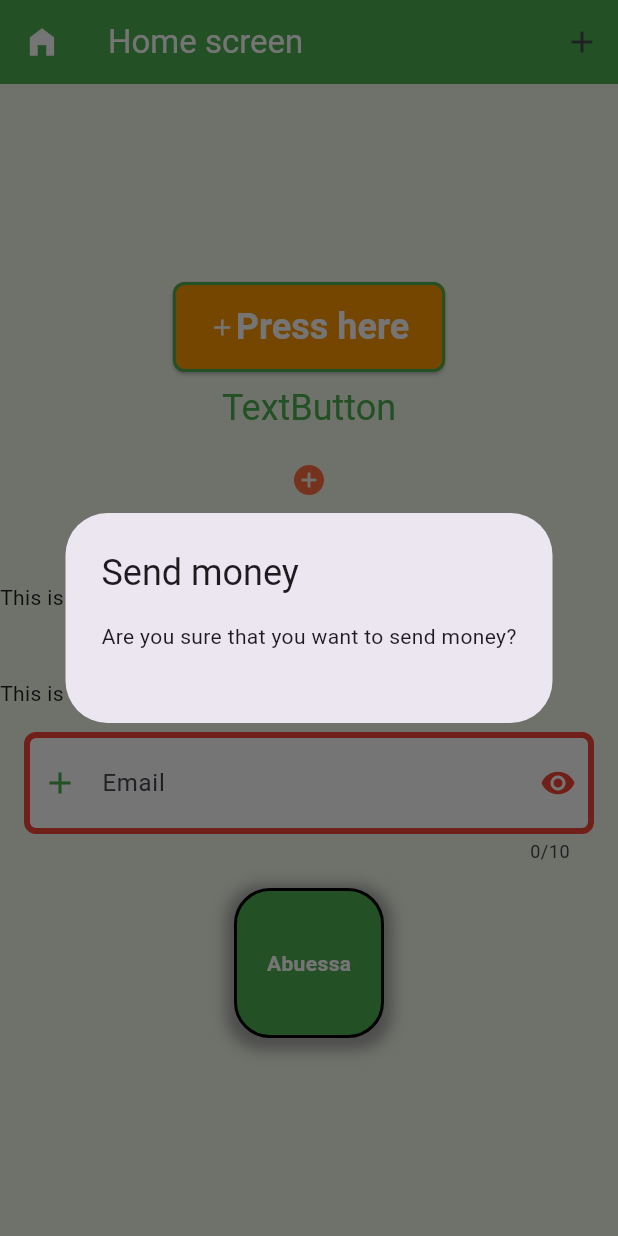
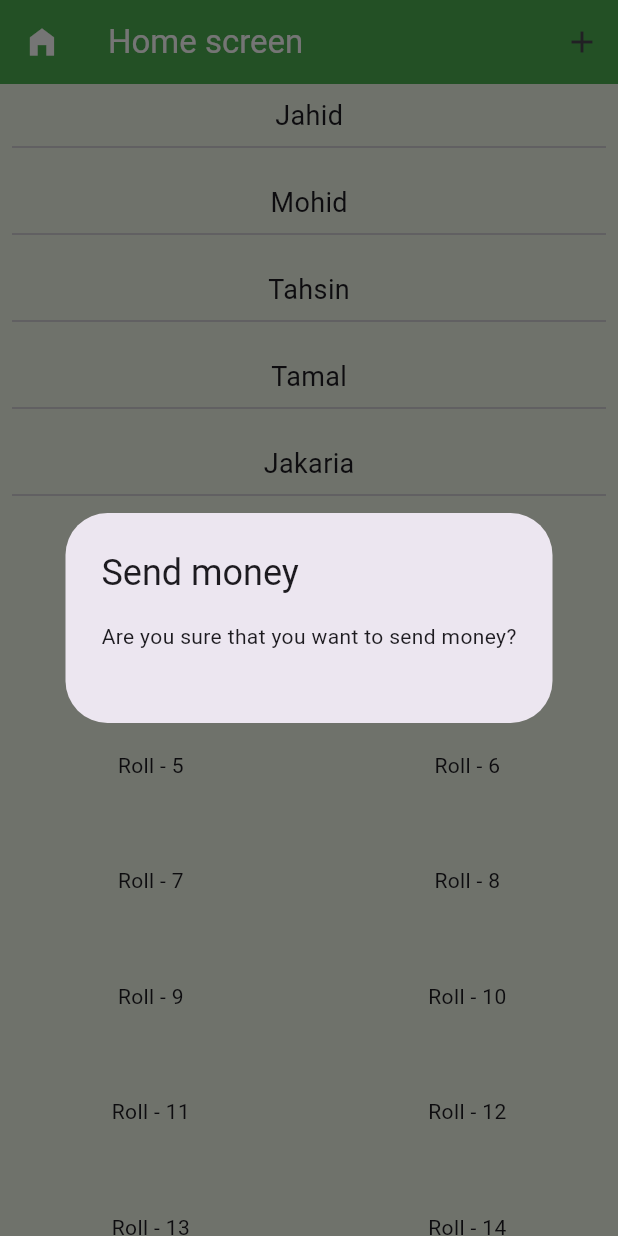
Before and after one commit to Abuessa265/Flutter_essential_And_Sourcecode_flow, a Flutter app: the screen it shows after launch, after a tap on the "add" icon, on a phone screen of 412 x 824 dp. Run offline on Flutter 3.47's test engine with Material 3 defaults, Android fonts, the phone set to English and light mode, and no system bars.

Commit message:
ListView and GridView add

```diff
--- a/lib/main.dart
+++ b/lib/main.dart
@@ -1,5 +1,5 @@
-// Buttons(ElevatedButton, TextButton, IconButton, GestureDetector, InkWell)
-// |  TextField | Container | Padding
+
+// ListView| GreedView|ScrollView
 
 import 'package:flutter/material.dart';
 
@@ -22,6 +22,13 @@
 // Row => Horizontally
 
 class Home extends StatelessWidget {
+  List<String>studentList=[
+    'Jahid',
+    'Mohid',
+    'Tahsin',
+    'Tamal',
+    'Jakaria'
+  ];
   @override
   Widget build(BuildContext context) {
     // Write whatever you want to show in screen
@@ -54,202 +61,257 @@
           }, icon: Icon(Icons.add)),
         ],
       ),
-      body: Center(
+     /* body: SingleChildScrollView(
         child: Column(
-          mainAxisSize: MainAxisSize.min,
-          mainAxisAlignment: MainAxisAlignment.center,
-          crossAxisAlignment: CrossAxisAlignment.center,
           children: [
-            ElevatedButton(
-              style: ElevatedButton.styleFrom(
-                  backgroundColor: Colors.orange,
-                  foregroundColor: Colors.white,
-                  shape: RoundedRectangleBorder(
-                      borderRadius: BorderRadius.circular(8),
-                      side: BorderSide(
-                          width: 2,
-                          color: Colors.green
-                      )
-                  ),
-                  textStyle: TextStyle(
-                      fontSize: 24,
-                      fontWeight: FontWeight.w700
-                  ),
-                  padding: EdgeInsets.symmetric(horizontal: 24, vertical: 16)
-              ),
-              onPressed: () {
-                print('Pressed');
-              },
-              child: Row(
-                mainAxisSize: MainAxisSize.min,
-                children: [
-                  Icon(Icons.add),
-                  Text('Press here'),
+            Text('Abuessa'),
+            Text('Abuessa'),
+            Text('Abuessa'),
+            Text('Abuessa'),
+            Text('Abuessa'),
+            Text('Abuessa'),
+            Text('Abuessa'),
+            Text('Abuessa'),
+            Text('Abuessa'),
+            Text('Abuessa'),
+            Text('Abuessa'),
+            Text('Abuessa'),
+            Text('Abuessa'),
+            Text('Abuessa'),
+            Text('Abuessa'),
+            Text('Abuessa'),
+            Text('Abuessa'),
+            Text('Abuessa'),
+            Text('Abuessa'),
+            Text('Abuessa'),
+            Text('Abuessa'),
+            Text('Abuessa'),
+            Text('Abuessa'),
+            Text('Abuessa'),
+            Text('Abuessa'),
+            Text('Abuessa'),
+            Text('Abuessa'),
+            Text('Abuessa'),
+            Text('Abuessa'),
+            Text('Abuessa'),
+            Text('Abuessa'),
+            Text('Abuessa'),
+            Text('Abuessa'),
+            Text('Abuessa'),
+            Text('Abuessa'),
+            Text('Abuessa'),
+            Text('Abuessa'),
+            Text('Abuessa'),
+            Text('Abuessa'),
+            Text('Abuessa'),
+            Text('Abuessa'),
+            Text('Abuessa'),
+            Text('Abuessa'),
+            Text('Abuessa'),
+            Text('Abuessa'),
+            Text('Abuessa'),
+            Text('Abuessa'),
+            Text('Abuessa'),
+            Text('Abuessa'),
+            Text('Abuessa'),
+            Text('Abuessa'),
+            Text('Abuessa'),
+            Text('Abuessa'),
+            Text('Abuessa'),
           ],
         ),
       ),
+      */
+      /*body: ListView(
+        scrollDirection: Axis.horizontal,
+          children: [
+            Text('Abuessa'),
+            Text('Abuessa'),
+            Text('Abuessa'),
+            Text('Abuessa'),
+            Text('Abuessa'),
+            Text('Abuessa'),
+            Text('Abuessa'),
+            Text('Abuessa'),
+            Text('Abuessa'),
+            Text('Abuessa'),
+            Text('Abuessa'),
+            Text('Abuessa'),
+            Text('Abuessa'),
+            Text('Abuessa'),
+            Text('Abuessa'),
+            Text('Abuessa'),
+            Text('Abuessa'),
+            Text('Abuessa'),
+            Text('Abuessa'),
+            Text('Abuessa'),
+            Text('Abuessa'),
+            Text('Abuessa'),
+            Text('Abuessa'),
+            Text('Abuessa'),
+            Text('Abuessa'),
+            Text('Abuessa'),
+            Text('Abuessa'),
+            Text('Abuessa'),
+            Text('Abuessa'),
+            Text('Abuessa'),
+            Text('Abuessa'),
+            Text('Abuessa'),
+            Text('Abuessa'),
+            Text('Abuessa'),
+            Text('Abuessa'),
+            Text('Abuessa'),
+            Text('Abuessa'),
+            Text('Abuessa'),
+            Text('Abuessa'),
+            Text('Abuessa'),
+            Text('Abuessa'),
+            Text('Abuessa'),
+            Text('Abuessa'),
+            Text('Abuessa'),
+            Text('Abuessa'),
+            Text('Abuessa'),
+            Text('Abuessa'),
+            Text('Abuessa'),
+            Text('Abuessa'),
+            Text('Abuessa'),
+            Text('Abuessa'),
+            Text('Abuessa'),
+            Text('Abuessa'),
+            Text('Abuessa'),
+            Text('Abuessa'),
+            Text('Abuessa'),
+            Text('Abuessa'),
+            Text('Abuessa'),
+            Text('Abuessa'),
+            Text('Abuessa'),
+            Text('Abuessa'),
+            Text('Abuessa'),
+            Text('Abuessa'),
+            Text('Abuessa'),
+            Text('Abuessa'),
+            Text('Abuessa'),
+            Text('Abuessa'),
+            Text('Abuessa'),
+            Text('Abuessa'),
+            Text('Abuessa'),
+            Text('Abuessa'),
+            Text('Abuessa'),
+            Text('Abuessa'),
+          ],
 
-            TextButton(
-              style: TextButton.styleFrom(
-                foregroundColor: Colors.green,
-                textStyle: TextStyle(fontSize: 24),
       ),
-              onPressed: () {},
-              child: Text(
-                'TextButton',
-              ),
-            ),
+      */
+      /*body: ListView.builder(
+        itemCount: 100,
+          itemBuilder: (context,index){
+           return Text('${index+1}',style: TextStyle(fontSize: 20),);
+          }
+      ),*/
 
-            IconButton(
-              onPressed: () {
-                print('Tapped in icon button');
-              },
-              icon: Icon(
-                Icons.add_circle,
-                color: Colors.deepOrangeAccent,
-              ),
-            ),
-
-            GestureDetector(
-              onTap: () {
-                print('on tap detected');
-              },
-              onDoubleTap: () {
-                print('Double tap detected');
-              },
-              onLongPress: () {
-                print('Long pressed');
-              },
+     /* body: ListView.builder(
+        itemCount: studentList.length,
+          itemBuilder: (context,index){
+            return Padding(
+              padding: const EdgeInsets.all(8.0),
               child: Column(
                 children: [
-                  Text('sdfsdfsd'),
-                  Icon(Icons.add_circle),
-                  Row(
-                    children: [
-                      Text('This is a row')
-                    ],
-                  )
+                  Text(studentList[index],style: TextStyle(
+                    fontSize: 18
+                  ),),
+                  Divider()
                 ],
               ),
+            );
+          }),*/
+      /*
+      body: ListView.separated(
+          itemCount: studentList.length,
+          itemBuilder: (context,index){
+            return Padding(
+              padding: const EdgeInsets.all(8.0),
+              child: Text(studentList[index],style: TextStyle(
+                  fontSize: 18
+              ),),
+            );
+          },
+        separatorBuilder: (context,index){
+            return Divider(
+              height: 32,
+              thickness: 2,
+              endIndent: 16,
+              indent: 8,
+              color: Colors.orange,
+            );
+        },
       ),
+      */
 
-            InkWell(
-              splashColor: Colors.orange,
-              radius: 20,
-              borderRadius: BorderRadius.circular(30),
-              onTap: () {
-                print('on tap detected');
-              },
-              onDoubleTap: () {
-                print('Double tap detected');
-              },
-              onLongPress: () {
-                print('Long pressed');
-              },
+
+      /*
+        body: GridView(
+        gridDelegate: SliverGridDelegateWithFixedCrossAxisCount(crossAxisCount: 6),
+        children: [
+          Text('1'),
+          Text('2'),
+          Text('3'),
+          Text('4'),
+          Text('5'),
+          Text('6'),
+          Text('7'),
+          Text('8'),
+          Text('9'),
+          Text('10'),
+          Text('10'),
+          Text('10'),
+          Text('10'),
+          Text('10'),
+          Text('10'),
+          Text('10'),
+          Text('10'),
+          Text('10'),
+        ],
+      ),
+        */
+
+      body: SingleChildScrollView(
         child: Column(
           children: [
-                  Text('sdfsdfsd'),
-                  Icon(Icons.add_circle),
-                  Row(
+            ListView.builder(
+              shrinkWrap: true,
+                primary: false,
+                itemCount: studentList.length,
+                itemBuilder: (context,index){
+                  return Padding(
+                    padding: const EdgeInsets.all(8.0),
+                    child: Column(
                       children: [
-                      Text('This is a row')
-                    ],
-                  )
+                        Text(studentList[index],style: TextStyle(
+                            fontSize: 18
+                        ),),
+                        Divider()
                       ],
                     ),
+                  );
+                }
             ),
-
-            Padding(
-              padding: EdgeInsets.all(16),
-              child: TextField(
-                // controller: TextEditingController(),
-                // enabled: false,
-                onChanged: (value) {
-                  print(value);
-                },
-                style: TextStyle(fontSize: 24, color: Colors.orange),
-                maxLength: 10,
-                decoration: InputDecoration(
-                    hintText: 'Enter your email',
-                    hintStyle: TextStyle(
-                      fontSize: 24,
-                      fontWeight: FontWeight.w400,
+            GridView.builder(
+              shrinkWrap: true,
+                primary: false,
+                gridDelegate: SliverGridDelegateWithFixedCrossAxisCount(
+                    crossAxisCount: 2,childAspectRatio: 3,
+                mainAxisSpacing: 10,
+                  crossAxisSpacing: 10
                 ),
-                    // label: Text('Email'),
-                    labelText: 'Email',
-                    labelStyle: TextStyle(),
-                    border: OutlineInputBorder(
-                        borderRadius: BorderRadius.circular(8),
-                        borderSide: BorderSide(width: 4, color: Colors.red)
-                    ),
-                    focusedBorder: OutlineInputBorder(
-                        borderSide: BorderSide(width: 4, color: Colors.orange),
-                        borderRadius: BorderRadius.circular(16)
-                    ),
-                    enabledBorder: OutlineInputBorder(
-                        borderRadius: BorderRadius.circular(8),
-                        borderSide: BorderSide(width: 4, color: Colors.red)
-                    ),
-                    disabledBorder: OutlineInputBorder(
-                        borderRadius: BorderRadius.circular(8),
-                        borderSide: BorderSide(width: 4, color: Colors.grey)
-                    ),
-                    fillColor: Colors.white,
-                    filled: true,
-                    prefixIcon: Icon(Icons.add),
-                    prefixIconColor: Colors.green,
-                    // prefix: Column(
-                    //   children: [
-                    //     Icon(Icons.add),
-                    //   ],
-                    // ),
-                    suffixIcon: Icon(Icons.remove_red_eye),
-                    suffixIconColor: Colors.red
-                  // suffix: Column(
-                  //   children: [],
-                  // )
-                ),
-              ),
-            ),
-
-            Container(
-              width: 100,
-              height: 100,
-              decoration: BoxDecoration(
-                  color: Colors.green,
-                  borderRadius: BorderRadius.circular(24),
-                  border: Border.all(color: Colors.black, width: 2),
-                  // border: Border(
-                  //   top: BorderSide(color: Colors.black, width: 3),
-                  //   bottom: BorderSide(color: Colors.black, width: 2),
-                  //   left: BorderSide(color: Colors.black, width: 2),
-                  //   right: BorderSide(color: Colors.black, width: 2),
-                  // ),
-                  image: DecorationImage(
-                      image: AssetImage('images/abuessa.png'),
-                      fit: BoxFit.cover
-                  ),
-                  boxShadow: [
-                    BoxShadow(
-                      color: Colors.grey.withOpacity(0.9),
-                      spreadRadius: 5,
-                      blurRadius: 8,
-                      offset: Offset(0, 3), // changes position of shadow
-                    ),
-                    // BoxShadow(
-                    //   color: Colors.pink.withOpacity(0.9),
-                    //   spreadRadius: 5,
-                    //   blurRadius: 8,
-                    //   offset: Offset(0, 3), // changes position of shadow
-                    // ),
-                  ]
-              ),
-              alignment: Alignment.center,
-              child: Text('Abuessa', style: TextStyle(
-                  color: Colors.white,
-                  fontWeight: FontWeight.bold
-              ),),
-            )
+                itemCount: 100,
+                itemBuilder: (context,index){
+                  return Column(
+                    children: [
+                      Text('Roll - ${index+1}'),
+                     //Text(studentList[index])
+                    ],
+                  );
+                }),
           ],
         ),
       ),
--- a/pubspec.yaml
+++ b/pubspec.yaml
@@ -59,8 +59,8 @@
   uses-material-design: true
 
   # To add assets to your application, add an assets section, like this:
-  # assets:
-  #   - images/a_dot_burr.jpeg
+  assets:
+   - images/
   #   - images/a_dot_ham.jpeg
 
   # An image asset can refer to one or more resolution-specific "variants", see
```
Lines whose indentation alone changed are shown as unchanged.
